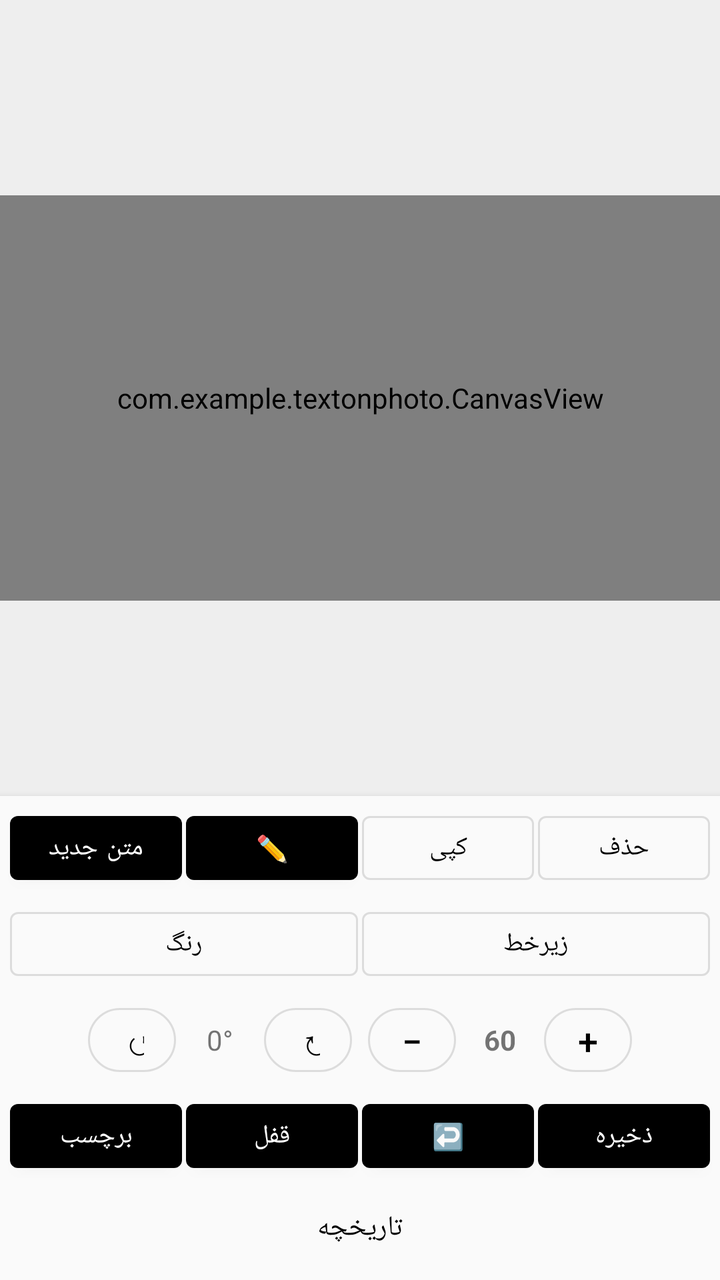
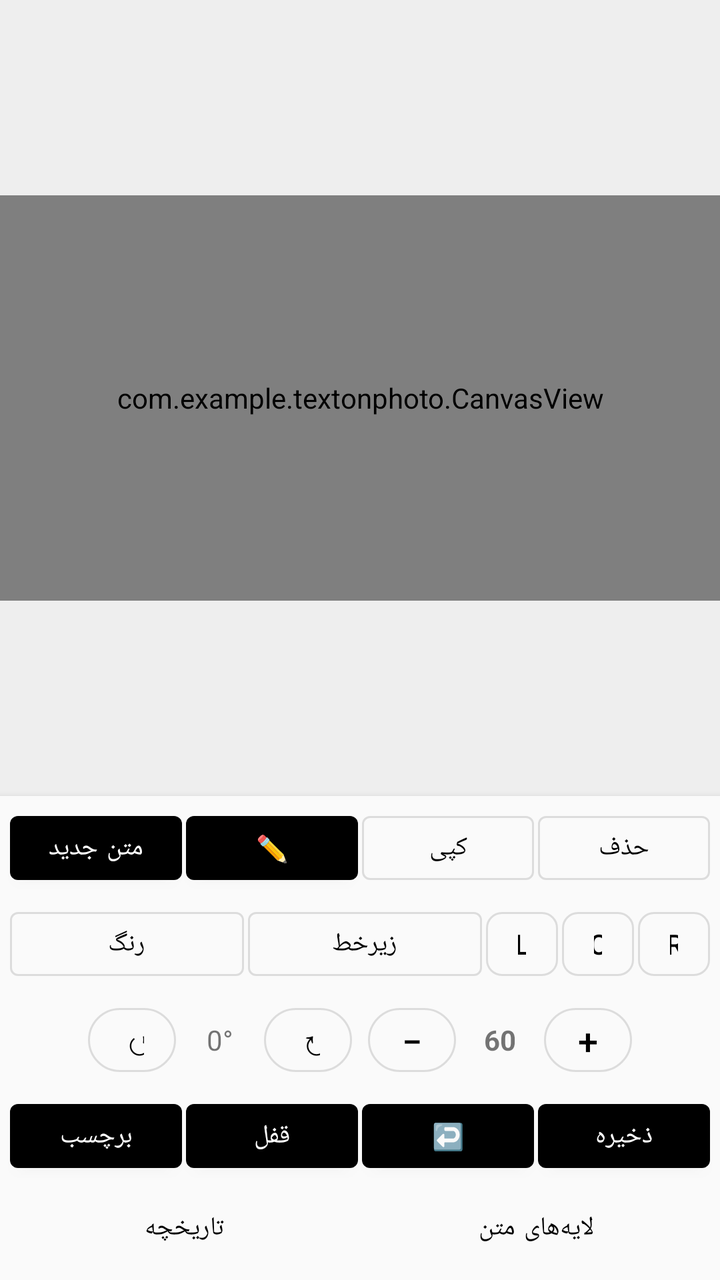

Compare the two renders of this Android layout. The source of the first and the diff that turns it into the second are given below.
<!-- AndroidManifest.xml: application theme Theme.TextOnPhoto -->
<!-- res/layout/activity_main.xml -->
<?xml version="1.0" encoding="utf-8"?>
<androidx.constraintlayout.widget.ConstraintLayout xmlns:android="http://schemas.android.com/apk/res/android"
    xmlns:app="http://schemas.android.com/apk/res-auto"
    android:layout_width="match_parent"
    android:layout_height="match_parent"
    android:background="#EEEEEE">

    <FrameLayout
        android:id="@+id/canvasContainer"
        android:layout_width="0dp"
        android:layout_height="0dp"
        app:layout_constraintTop_toTopOf="parent"
        app:layout_constraintBottom_toTopOf="@+id/buttonPanel"
        app:layout_constraintStart_toStartOf="parent"
        app:layout_constraintEnd_toEndOf="parent"
        app:layout_constraintVertical_bias="0.5"
        app:layout_constraintDimensionRatio="16:9">

        <com.example.textonphoto.CanvasView
            android:id="@+id/canvasView"
            android:layout_width="match_parent"
            android:layout_height="match_parent"
            android:background="@android:color/white" />
    </FrameLayout>

    
    <LinearLayout
        android:id="@+id/buttonPanel"
        android:layout_width="match_parent"
        android:layout_height="wrap_content"
        android:orientation="vertical"
        android:gravity="center_horizontal"
        android:padding="4dp"
        android:background="#FAFAFA"
        android:elevation="4dp"
        app:layout_constraintBottom_toBottomOf="parent"
        app:layout_constraintStart_toStartOf="parent"
        app:layout_constraintEnd_toEndOf="parent">

        
        <LinearLayout
            android:layout_width="match_parent"
            android:layout_height="wrap_content"
            android:gravity="center"
            android:paddingBottom="2dp">

            <com.google.android.material.button.MaterialButton
                android:id="@+id/btnAddText"
                style="@style/Widget.MaterialComponents.Button"
                android:layout_width="0dp" android:layout_height="44dp" android:layout_weight="1"
                android:text="متن جدید" android:textSize="13sp" android:layout_marginHorizontal="1dp" />

            <com.google.android.material.button.MaterialButton
                android:id="@+id/btnEdit"
                style="@style/Widget.MaterialComponents.Button"
                android:layout_width="0dp" android:layout_height="44dp" android:layout_weight="1"
                android:text="✏️" android:textSize="13sp" android:layout_marginHorizontal="1dp" />

            <com.google.android.material.button.MaterialButton
                android:id="@+id/btnCopy"
                style="@style/Widget.MaterialComponents.Button.OutlinedButton"
                android:layout_width="0dp" android:layout_height="44dp" android:layout_weight="1"
                android:text="کپی" android:textSize="13sp" android:layout_marginHorizontal="1dp" />

            <com.google.android.material.button.MaterialButton
                android:id="@+id/btnDelete"
                style="@style/Widget.MaterialComponents.Button.OutlinedButton"
                android:layout_width="0dp" android:layout_height="44dp" android:layout_weight="1"
                android:text="حذف" android:textSize="13sp" android:layout_marginHorizontal="1dp" />
        </LinearLayout>

        
        <LinearLayout
            android:layout_width="match_parent"
            android:layout_height="wrap_content"
            android:gravity="center"
            android:paddingVertical="2dp">

            <com.google.android.material.button.MaterialButton
                android:id="@+id/btnColor"
                style="@style/Widget.MaterialComponents.Button.OutlinedButton"
                android:layout_width="0dp" android:layout_height="44dp" android:layout_weight="1"
                android:text="رنگ" android:textSize="13sp" android:layout_marginHorizontal="1dp" />

            <com.google.android.material.button.MaterialButton
                android:id="@+id/btnStyle"
                style="@style/Widget.MaterialComponents.Button.OutlinedButton"
                android:layout_width="0dp" android:layout_height="44dp" android:layout_weight="1"
                android:text="زیرخط" android:textSize="13sp" android:layout_marginHorizontal="1dp" />
        </LinearLayout>

        
        <LinearLayout
            android:layout_width="match_parent"
            android:layout_height="wrap_content"
            android:gravity="center"
            android:paddingVertical="2dp">

            <com.google.android.material.button.MaterialButton
                android:id="@+id/btnRotateLeft"
                style="@style/Widget.MaterialComponents.Button.OutlinedButton"
                android:layout_width="44dp" android:layout_height="44dp"
                android:text="↺" android:textSize="18sp"
                android:layout_marginEnd="2dp" app:cornerRadius="22dp" />

            <TextView
                android:id="@+id/tvRotation"
                android:layout_width="wrap_content" android:layout_height="44dp"
                android:gravity="center" android:minWidth="40dp"
                android:text="0°" android:textSize="14sp" />

            <com.google.android.material.button.MaterialButton
                android:id="@+id/btnRotateRight"
                style="@style/Widget.MaterialComponents.Button.OutlinedButton"
                android:layout_width="44dp" android:layout_height="44dp"
                android:text="↻" android:textSize="18sp"
                android:layout_marginStart="2dp" app:cornerRadius="22dp" />

            <View android:layout_width="8dp" android:layout_height="0dp" />

            <com.google.android.material.button.MaterialButton
                android:id="@+id/btnZoomOut"
                style="@style/Widget.MaterialComponents.Button.OutlinedButton"
                android:layout_width="44dp" android:layout_height="44dp"
                android:text="−" android:textSize="18sp"
                android:layout_marginEnd="2dp" app:cornerRadius="22dp" />

            <TextView
                android:id="@+id/tvSize"
                android:layout_width="wrap_content" android:layout_height="44dp"
                android:gravity="center" android:minWidth="40dp"
                android:text="60" android:textSize="14sp" android:textStyle="bold" />

            <com.google.android.material.button.MaterialButton
                android:id="@+id/btnZoomIn"
                style="@style/Widget.MaterialComponents.Button.OutlinedButton"
                android:layout_width="44dp" android:layout_height="44dp"
                android:text="+" android:textSize="18sp"
                android:layout_marginStart="2dp" app:cornerRadius="22dp" />
        </LinearLayout>

        
        <LinearLayout
            android:layout_width="match_parent"
            android:layout_height="wrap_content"
            android:gravity="center"
            android:paddingTop="2dp">

            <com.google.android.material.button.MaterialButton
                android:id="@+id/btnSticker"
                style="@style/Widget.MaterialComponents.Button"
                android:layout_width="0dp" android:layout_height="44dp" android:layout_weight="1"
                android:text="برچسب" android:textSize="13sp" android:layout_marginHorizontal="1dp" />

            <com.google.android.material.button.MaterialButton
                android:id="@+id/btnLock"
                style="@style/Widget.MaterialComponents.Button"
                android:layout_width="0dp" android:layout_height="44dp" android:layout_weight="1"
                android:text="قفل" android:textSize="13sp" android:layout_marginHorizontal="1dp" />

            <com.google.android.material.button.MaterialButton
                android:id="@+id/btnUndo"
                style="@style/Widget.MaterialComponents.Button"
                android:layout_width="0dp" android:layout_height="44dp" android:layout_weight="1"
                android:text="↩️" android:textSize="13sp" android:layout_marginHorizontal="1dp" />

            <com.google.android.material.button.MaterialButton
                android:id="@+id/btnSave"
                style="@style/Widget.MaterialComponents.Button"
                android:layout_width="0dp" android:layout_height="44dp" android:layout_weight="1"
                android:text="ذخیره" android:textSize="13sp" android:layout_marginHorizontal="1dp" />
        </LinearLayout>

        
        <LinearLayout
            android:layout_width="match_parent"
            android:layout_height="wrap_content"
            android:gravity="center"
            android:paddingTop="2dp">

            <com.google.android.material.button.MaterialButton
                android:id="@+id/btnHistory"
                style="@style/Widget.MaterialComponents.Button.TextButton"
                android:layout_width="wrap_content"
                android:layout_height="44dp"
                android:text="تاریخچه"
                android:textSize="14sp" />
        </LinearLayout>
    </LinearLayout>

</androidx.constraintlayout.widget.ConstraintLayout>
<!-- resources referenced by this layout -->
<resources>
  <style name="Theme.TextOnPhoto" parent="Theme.MaterialComponents.DayNight.DarkActionBar">
          <item name="colorPrimary">#000000</item>
          <item name="colorPrimaryVariant">#000000</item>
          <item name="colorOnPrimary">@android:color/white</item>
      </style>
</resources>

<!-- the commit's change to res/layout/activity_main.xml (unified diff, before → after) -->
@@ -87,6 +87,28 @@
                 style="@style/Widget.MaterialComponents.Button.OutlinedButton"
                 android:layout_width="0dp" android:layout_height="44dp" android:layout_weight="1"
                 android:text="زیرخط" android:textSize="13sp" android:layout_marginHorizontal="1dp" />
+
+            
+            <com.google.android.material.button.MaterialButton
+                android:id="@+id/btnAlignLeft"
+                style="@style/Widget.MaterialComponents.Button.OutlinedButton"
+                android:layout_width="36dp" android:layout_height="44dp"
+                android:text="L" android:textSize="14sp" android:layout_marginHorizontal="1dp"
+                app:cornerRadius="8dp" />
+
+            <com.google.android.material.button.MaterialButton
+                android:id="@+id/btnAlignCenter"
+                style="@style/Widget.MaterialComponents.Button.OutlinedButton"
+                android:layout_width="36dp" android:layout_height="44dp"
+                android:text="C" android:textSize="14sp" android:layout_marginHorizontal="1dp"
+                app:cornerRadius="8dp" />
+
+            <com.google.android.material.button.MaterialButton
+                android:id="@+id/btnAlignRight"
+                style="@style/Widget.MaterialComponents.Button.OutlinedButton"
+                android:layout_width="36dp" android:layout_height="44dp"
+                android:text="R" android:textSize="14sp" android:layout_marginHorizontal="1dp"
+                app:cornerRadius="8dp" />
         </LinearLayout>
 
         
@@ -181,10 +203,14 @@
             <com.google.android.material.button.MaterialButton
                 android:id="@+id/btnHistory"
                 style="@style/Widget.MaterialComponents.Button.TextButton"
-                android:layout_width="wrap_content"
-                android:layout_height="44dp"
-                android:text="تاریخچه"
-                android:textSize="14sp" />
+                android:layout_width="0dp" android:layout_height="44dp" android:layout_weight="1"
+                android:text="تاریخچه" android:textSize="13sp" android:layout_marginHorizontal="1dp" />
+
+            <com.google.android.material.button.MaterialButton
+                android:id="@+id/btnTextLayers"
+                style="@style/Widget.MaterialComponents.Button.TextButton"
+                android:layout_width="0dp" android:layout_height="44dp" android:layout_weight="1"
+                android:text="لایه‌های متن" android:textSize="13sp" android:layout_marginHorizontal="1dp" />
         </LinearLayout>
     </LinearLayout>
 
